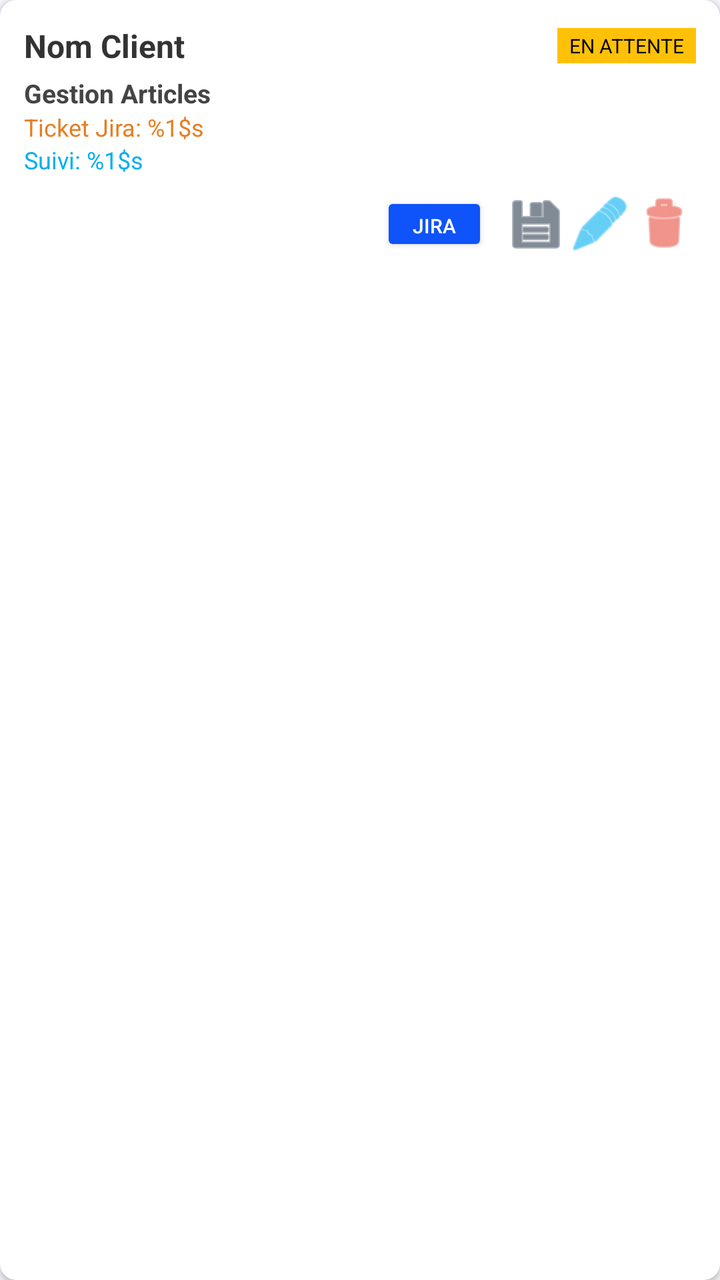
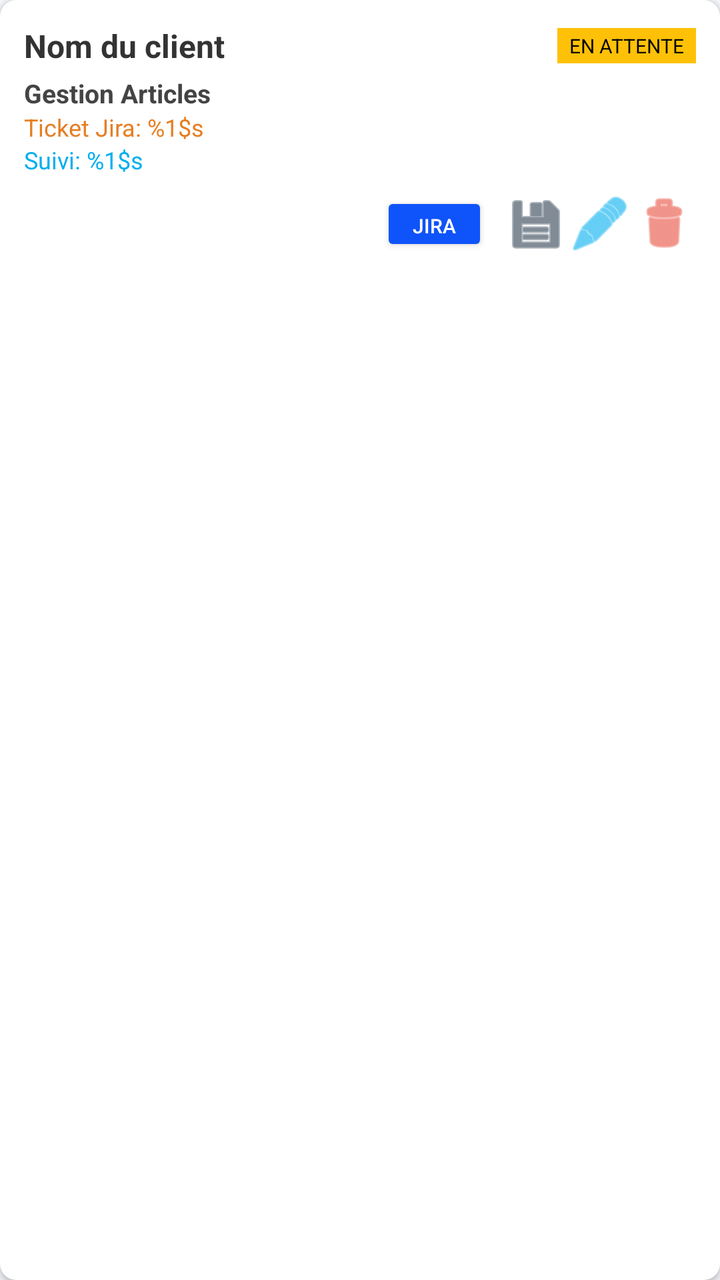

Before-and-after screenshots of an Android layout around one commit, followed by the original layout XML and the change that was made.
<!-- AndroidManifest.xml: application theme Theme.StockIT -->
<!-- res/layout/item_shipping_order.xml -->
<?xml version="1.0" encoding="utf-8"?>
<com.google.android.material.card.MaterialCardView xmlns:android="http://schemas.android.com/apk/res/android"
    xmlns:app="http://schemas.android.com/apk/res-auto"
    android:layout_width="match_parent"
    android:layout_height="wrap_content"
    android:layout_marginHorizontal="8dp"
    android:layout_marginVertical="4dp"
    app:cardCornerRadius="8dp"
    app:cardElevation="2dp">

    <LinearLayout
        android:layout_width="match_parent"
        android:layout_height="wrap_content"
        android:orientation="vertical"
        android:padding="12dp">

        <LinearLayout
            android:layout_width="match_parent"
            android:layout_height="wrap_content"
            android:orientation="horizontal"
            android:gravity="center_vertical">

            <TextView
                android:id="@+id/shipCustomerName"
                android:layout_width="0dp"
                android:layout_height="wrap_content"
                android:layout_weight="1"
                android:text="Nom Client"
                android:textStyle="bold"
                android:textSize="16sp"
                android:textColor="#333333" />

            <TextView
                android:id="@+id/shipStatus"
                android:layout_width="wrap_content"
                android:layout_height="wrap_content"
                android:text="@string/ship_status_pending"
                android:textSize="10sp"
                android:paddingHorizontal="6dp"
                android:paddingVertical="2dp"
                android:background="#FFC107"
                android:textColor="#000000" />
        </LinearLayout>

        <TextView
            android:id="@+id/shipItemsSummary"
            android:layout_width="match_parent"
            android:layout_height="wrap_content"
            android:layout_marginTop="4dp"
            android:text="@string/nav_article"
            android:textSize="13sp"
            android:textStyle="bold"
            android:textColor="#444444" />

        <TextView
            android:id="@+id/shipTicketNumber"
            android:layout_width="match_parent"
            android:layout_height="wrap_content"
            android:text="@string/ship_ticket_label"
            android:textSize="12sp"
            android:textColor="#E67E22" />

        <TextView
            android:id="@+id/shipTracking"
            android:layout_width="match_parent"
            android:layout_height="wrap_content"
            android:text="@string/ship_tracking_label"
            android:textSize="12sp"
            android:textColor="#00AEEF" />

        <LinearLayout
            android:layout_width="match_parent"
            android:layout_height="wrap_content"
            android:orientation="horizontal"
            android:layout_marginTop="8dp"
            android:gravity="end">

            <Button
                android:id="@+id/btnJira"
                style="?android:attr/buttonStyleSmall"
                android:layout_width="wrap_content"
                android:layout_height="32dp"
                android:layout_marginEnd="8dp"
                android:text="JIRA"
                android:backgroundTint="#0052CC"
                android:textColor="#FFFFFF"
                android:textSize="10sp" />

            <ImageButton
                android:id="@+id/btnLabel"
                android:layout_width="32dp"
                android:layout_height="32dp"
                android:src="@android:drawable/ic_menu_save"
                android:background="?attr/selectableItemBackgroundBorderless"
                app:tint="#2C3E50" />

            <ImageButton
                android:id="@+id/btnPrepare"
                android:layout_width="32dp"
                android:layout_height="32dp"
                android:src="@android:drawable/ic_menu_edit"
                android:background="?attr/selectableItemBackgroundBorderless"
                app:tint="#00AEEF" />

            <ImageButton
                android:id="@+id/btnDeleteShip"
                android:layout_width="32dp"
                android:layout_height="32dp"
                android:src="@android:drawable/ic_menu_delete"
                android:background="?attr/selectableItemBackgroundBorderless"
                app:tint="#E74C3C" />
        </LinearLayout>

    </LinearLayout>
</com.google.android.material.card.MaterialCardView>
<!-- resources referenced by this layout -->
<resources>
  <string name="nav_article">Gestion Articles</string>
  <string name="ship_status_pending">EN ATTENTE</string>
  <string name="ship_ticket_label">Ticket Jira: %1$s</string>
  <string name="ship_tracking_label">Suivi: %1$s</string>
  <style name="Theme.StockIT" parent="Theme.MaterialComponents.Light.NoActionBar">
          
          <item name="colorPrimary">@color/vista_blue</item>
          <item name="colorPrimaryDark">@color/vista_navy</item>
          <item name="colorAccent">@color/vista_turquoise</item>
          <item name="colorSecondary">@color/vista_turquoise</item>
          <item name="colorControlHighlight">#220F53FA</item>
  
          
          <item name="android:windowBackground">@color/vista_bg</item>
          <item name="android:colorBackground">@color/vista_bg</item>
          <item name="colorSurface">@color/vista_surface</item>
  
          
          <item name="android:textColor">@color/vista_navy</item>
          <item name="android:textColorPrimary">@color/vista_navy</item>
          <item name="android:textColorSecondary">@color/vista_navy_muted</item>
          <item name="android:textColorHint">@color/vista_navy_faint</item>
  
          
          <item name="android:statusBarColor">@color/vista_blue</item>
  
          
          <item name="android:colorControlActivated">@color/vista_blue</item>
      </style>
  <color name="vista_blue">#0F53FA</color>
  <color name="vista_navy">#0B1F44</color>
  <color name="vista_turquoise">#1DE9B6</color>
  <color name="vista_bg">#F5F7FB</color>
  <color name="vista_surface">#FFFFFF</color>
  <color name="vista_navy_muted">#4A5A78</color>
  <color name="vista_navy_faint">#8A96AC</color>
</resources>

<!-- the commit's change to res/layout/item_shipping_order.xml (unified diff, before → after) -->
@@ -25,7 +25,7 @@
                 android:layout_width="0dp"
                 android:layout_height="wrap_content"
                 android:layout_weight="1"
-                android:text="Nom Client"
+                android:text="@string/shipping_client_placeholder"
                 android:textStyle="bold"
                 android:textSize="16sp"
                 android:textColor="#333333" />
<!-- resource entries referenced after the edit -->
@@ -4,6 +4,7 @@
   <string name="ship_status_pending">EN ATTENTE</string>
   <string name="ship_ticket_label">Ticket Jira: %1$s</string>
   <string name="ship_tracking_label">Suivi: %1$s</string>
+  <string name="shipping_client_placeholder">Nom du client</string>
   <style name="Theme.StockIT" parent="Theme.MaterialComponents.Light.NoActionBar">
           
           <item name="colorPrimary">@color/vista_blue</item>
